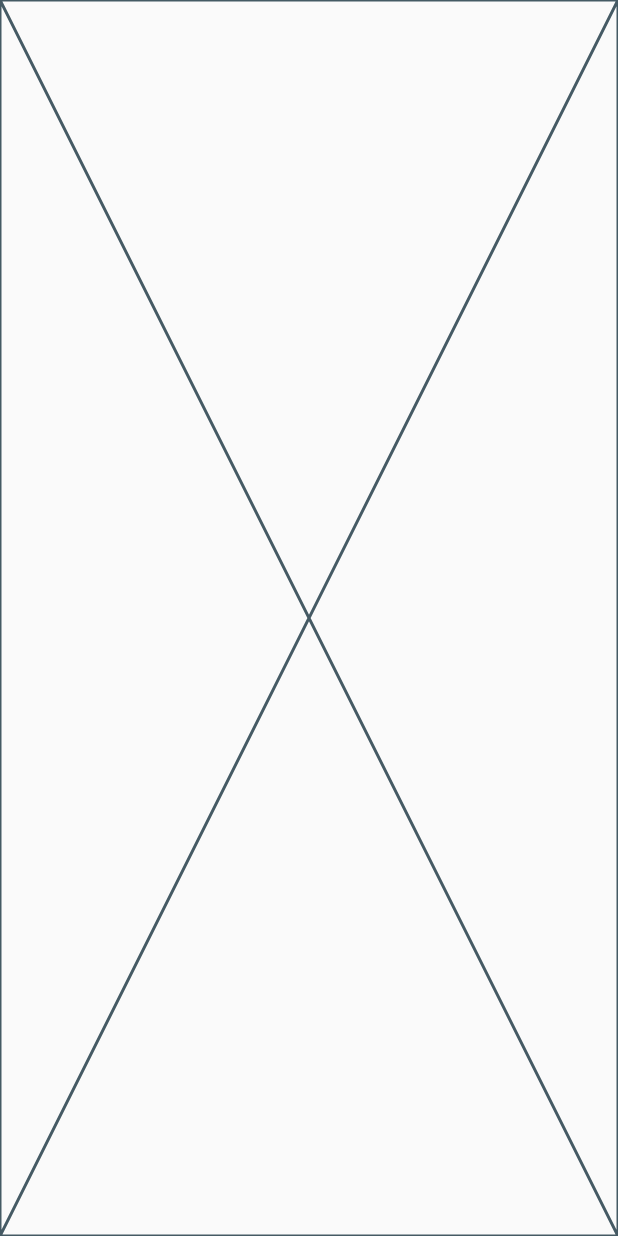
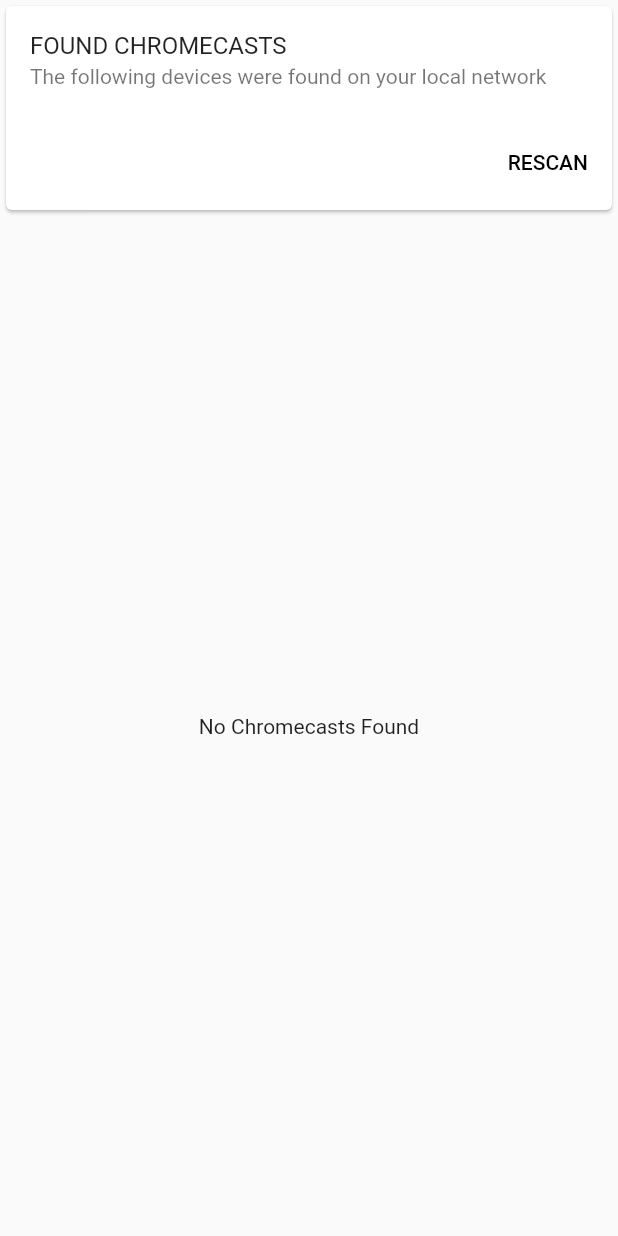
Before and after one commit to djthorpe/flutter, a Flutter app: the ServiceList screen opened directly, on a phone screen of 412 x 824 dp. Run offline on Flutter 3.47's test engine with Material 2 defaults, Android fonts, the phone set to English and light mode, and no system bars; our stand-ins replace bloc, flutter_bloc, flutter_mobx, mobx, shared_preferences; missing offline and left inert: grpc, zeroconf; accounts and stored records are empty; generated files the repository leaves out were written again.

Commit message:
Updated example

```diff
--- a/mdns_plugin/example/lib/src/bloc/app.dart
+++ b/mdns_plugin/example/lib/src/bloc/app.dart
@@ -16,7 +16,7 @@ import 'package:mdns_plugin_example/src/models/service_list.dart';
 // EVENT
 
 enum AppEventDiscoveryState {
-  Started, Stopped
+  Started, Stopped, Restart
 }
 
 enum AppEventServiceState {
@@ -60,6 +60,10 @@ class AppEventService extends AppEvent {
 /////////////////////////////////////////////////////////////////////
 // STATE
 
+enum AppStateAction {
+  ShowToast
+}
+
 abstract class AppState {}
 
 class AppStateUninitialized extends AppState {
@@ -75,21 +79,23 @@ class AppStarted extends AppState {
 class AppUpdated extends AppState {
   ServiceList services;
   MDNSService service;
+  AppStateAction action;
 
   // CONSTRUCTOR ////////////////////////////////////////////////////
 
-  AppUpdated(this.services,{this.service});
+  AppUpdated(this.services,{this.service,this.action});
 
   // GETTERS AND SETTERS ////////////////////////////////////////////
 
   @override
-  String toString() => 'AppUpdated($service)';
+  String toString() => 'AppUpdated($service,$action)';
 }
 
 /////////////////////////////////////////////////////////////////////
 // BLOC
 
 class AppBloc extends Bloc<AppEvent, AppState> implements MDNSPluginDelegate {
+  final String serviceType = "_googlecast._tcp";
   MDNSPlugin _mdns;
   ServiceList _services = ServiceList();
 
@@ -100,13 +106,19 @@ class AppBloc extends Bloc<AppEvent, AppState> implements MDNSPluginDelegate {
     if(event is AppEventStart) {
       // Start discovery
       _mdns = MDNSPlugin(this);
-      await _mdns.startDiscovery("_googlecast._tcp");
+      _mdns.startDiscovery(serviceType);
     }
 
     if(event is AppEventDiscovery) {
       // Remove all services and update the application
       _services.removeAll();
-      yield AppUpdated(_services);
+      // If restart then call discovery again
+      if(event.state == AppEventDiscoveryState.Restart) {
+        _mdns.startDiscovery(serviceType);
+        yield AppUpdated(_services,action: AppStateAction.ShowToast);
+      } else {
+        yield AppUpdated(_services);
+      }
     }
 
     if(event is AppEventService) {
--- a/mdns_plugin/example/lib/src/pages/service_list.dart
+++ b/mdns_plugin/example/lib/src/pages/service_list.dart
@@ -19,23 +19,52 @@ class ServiceList extends StatelessWidget {
   @override
   Widget build(BuildContext context) {
     return Scaffold(
-      body: Center(
-        child: listWidget(context),
-      ),
+      body: BlocListener<AppBloc, AppState>(
+        listener: (context, state) {
+          if(state is AppUpdated && state.action == AppStateAction.ShowToast) {
+            Scaffold.of(context).showSnackBar(snackBarWithText("Rescanning"));
+          }
+        },
+        child: Column(children: <Widget>[infoWidget(context),listWidget(context)])
+      )
     );
+  }
+
+  Widget snackBarWithText(String text) {
+    return SnackBar(content: Text(text),duration: Duration(seconds: 1));
   }
 
   Widget listWidget(BuildContext context) => BlocBuilder(
       bloc: BlocProvider.of<AppBloc>(context),
       builder: (BuildContext context, AppState state) {
-        if (state is AppUpdated) {
-          return ListView.builder(
+        if (state is AppUpdated && state.services.count > 0) {
+          return Expanded(
+            child: ListView.builder(
               itemCount: state.services.count,
-              itemBuilder: (BuildContext context, int index) {
-                return ServiceTile(state.services.itemAtIndex(index));
-              });
+              itemBuilder: (BuildContext context, int index) => ServiceTile(state.services.itemAtIndex(index))
+          ));
         } else {
-          return Placeholder();
+          return Expanded(child: Center(child: Text("No Chromecasts Found")));
         }
       });
+
+  Widget infoWidget(BuildContext context) => BlocBuilder(
+      bloc: BlocProvider.of<AppBloc>(context),
+      builder: (BuildContext context, AppState state) {
+        final AppBloc appBloc = BlocProvider.of<AppBloc>(context);
+        return Card(
+            child: Column(mainAxisSize: MainAxisSize.min, children: <Widget>[
+          ListTile(
+            title: Text('FOUND CHROMECASTS'),
+            subtitle: Text("The following devices were found on your local network")
+          ),
+          ButtonTheme.bar(
+              child: ButtonBar(children: <Widget>[
+            FlatButton(
+              child: const Text('RESCAN'),
+              onPressed: () => appBloc.dispatch(AppEventDiscovery(AppEventDiscoveryState.Restart))
+            )
+          ]))
+        ]));
+      });
 }
```
Also changed, not shown: mdns_plugin/example/lib/src/widgets/service_tile.dart (+18 -4 lines), mdns_plugin/lib/mdns_plugin.dart (+6 -1 lines).
